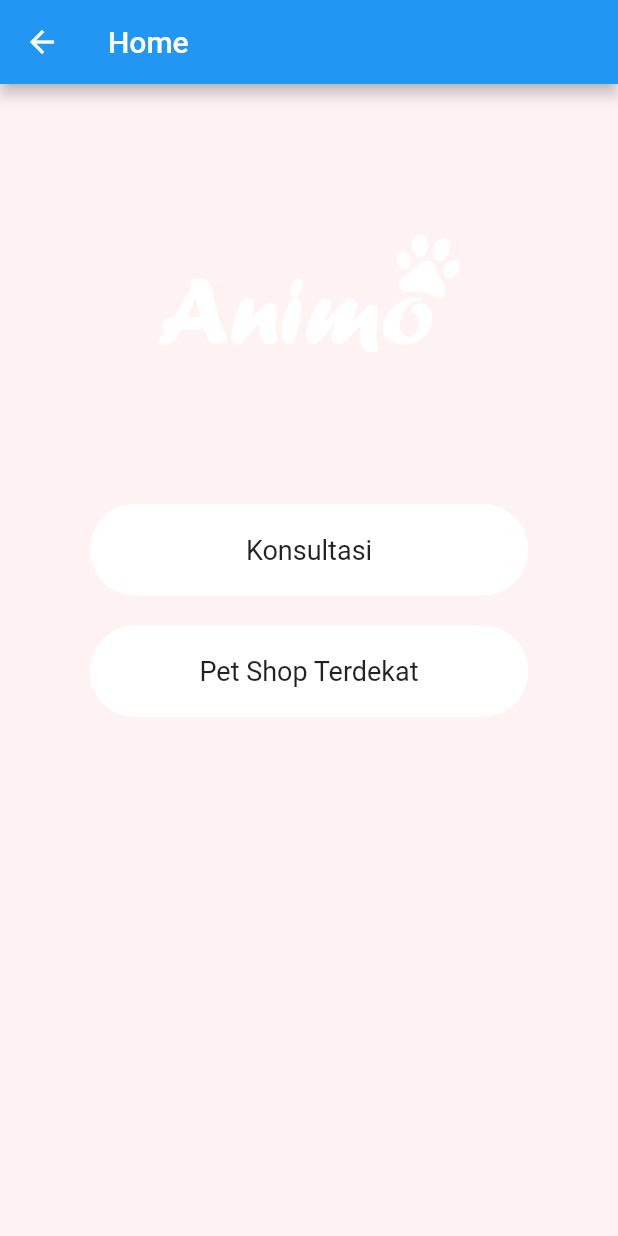
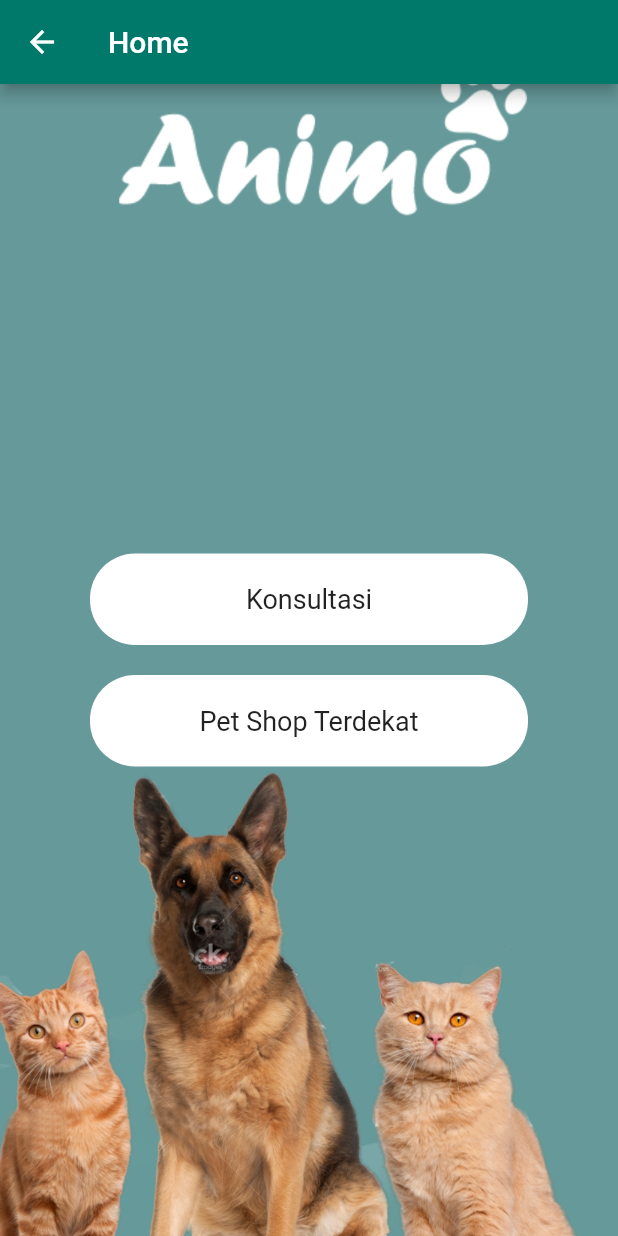
Before and after one commit to PrayogaBismaPutraSeza/animoProyek, a Flutter app: the screen it shows after launch, after a tap on "Sign In", on a phone screen of 412 x 824 dp. Run offline on Flutter 3.47's test engine with Material 2 defaults, Android fonts, the phone set to English and light mode, and no system bars; our stand-ins replace firebase_auth; accounts and stored records are empty.

Commit message:
Background

```diff
--- a/lib/view/home.dart
+++ b/lib/view/home.dart
@@ -12,15 +12,19 @@ class _homeScreenState extends State<homeScreen> {
     return Scaffold(
       appBar: AppBar(
         title: Text("Home"),
+        backgroundColor: Colors.teal[700],
       ),
       body: Container(
+        decoration: BoxDecoration(
+          image: DecorationImage(
+            image: AssetImage ("assets/images/bg.jpg"),
+            fit: BoxFit.cover
+          ),
+        ),
         padding: EdgeInsets.symmetric(horizontal: 60),
         child: Column(
-          mainAxisAlignment: MainAxisAlignment.start,
+          mainAxisAlignment: MainAxisAlignment.center,
           children: [
-            SizedBox(height: 100,),
-            Image.asset("assets/images/logo.png", height: 80,),
-            SizedBox(height: 100,),
             Container(
               alignment: Alignment.center,
               width: MediaQuery.of(context).size.width,
--- a/lib/view/signin.dart
+++ b/lib/view/signin.dart
@@ -21,9 +21,17 @@ class _SignInState extends State<SignIn> {
   Widget build(BuildContext context) {
     return Scaffold(
       appBar: AppBar(
-        title: Image.asset("assets/images/logo.png", height: 50,),
+        title: Text("Welcome"),
+        backgroundColor: Colors.teal[700],
       ),
-      body: SingleChildScrollView(
+      body: Container(
+        decoration: BoxDecoration(
+          image: DecorationImage(
+            image: AssetImage ("assets/images/bg.jpg"),
+            fit: BoxFit.cover
+          ),
+        ),
+        child: SingleChildScrollView(
           child: Container(
             height: MediaQuery.of(context).size.height - 100,
             alignment: Alignment.bottomCenter,
@@ -53,11 +61,9 @@ class _SignInState extends State<SignIn> {
                     width: MediaQuery.of(context).size.width,
                     padding: EdgeInsets.symmetric(vertical: 20),
                     decoration: BoxDecoration(
-                    gradient: LinearGradient(
-                      colors: [
-                        const Color(0xff007EF4),
-                        const Color(0xff2A75BC)
-                      ],
+                      border: Border.all(
+                        color: Colors.white,
+                        width: 2,
                       ),
                       borderRadius: BorderRadius.circular(30),
                     ),
@@ -75,11 +81,14 @@ class _SignInState extends State<SignIn> {
                     width: MediaQuery.of(context).size.width,
                     padding: EdgeInsets.symmetric(vertical: 20),
                     decoration: BoxDecoration(
+                      border: Border.all(
                         color: Colors.white,
+                        width: 2,
+                      ),
                       borderRadius: BorderRadius.circular(30),
                     ),
                     child: Text("Sign In with Google", style: TextStyle(
-                    color: Colors.black87,
+                      color: Colors.white,
                       fontSize: 16,
                     ),),
                   ),
@@ -109,6 +118,7 @@ class _SignInState extends State<SignIn> {
             ),
           ),
         ),
+      ),
     );
   }
 }
```
Also changed, not shown: assets/images/bg.jpg (added). Lines whose indentation alone changed are shown as unchanged.
